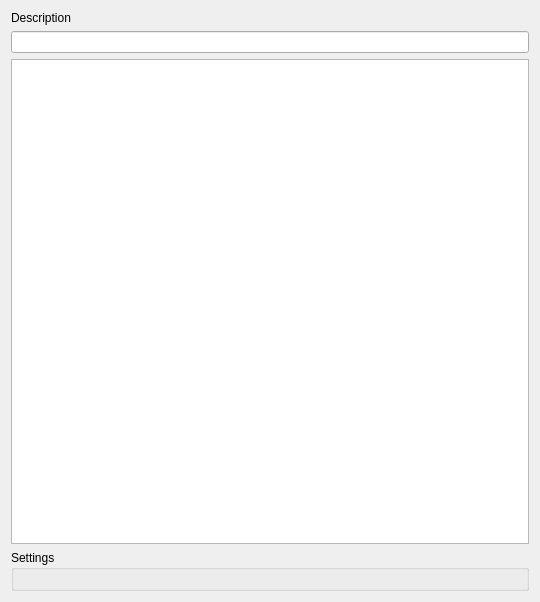
autokey/autokey, file uic/phrasepage.ui: the form before one commit.
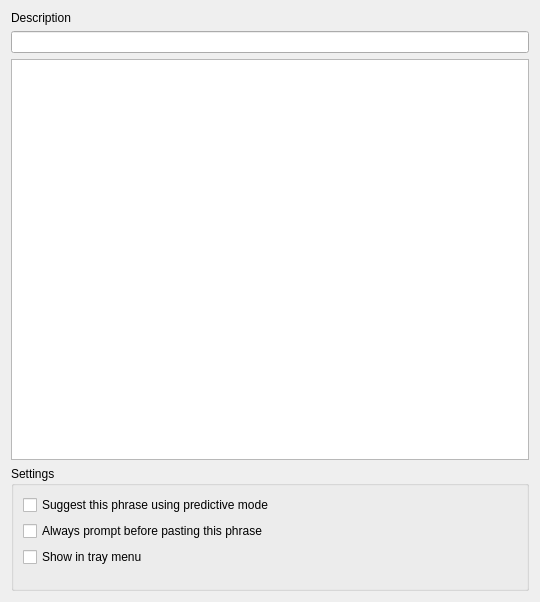
The form after the commit. Custom widgets are drawn as their Qt base class.

The edit to the form file:
```diff
--- a/uic/phrasepage.ui
+++ b/uic/phrasepage.ui
@@ -25,7 +25,17 @@
     <widget class="KLineEdit" name="descriptionLineEdit"/>
    </item>
    <item>
-    <widget class="KTextEdit" name="phraseText"/>
+    <widget class="KTextEdit" name="phraseText">
+     <property name="tabChangesFocus">
+      <bool>true</bool>
+     </property>
+     <property name="lineWrapMode">
+      <enum>QTextEdit::NoWrap</enum>
+     </property>
+     <property name="acceptRichText">
+      <bool>false</bool>
+     </property>
+    </widget>
    </item>
    <item>
     <widget class="QGroupBox" name="settingsGroupBox">
@@ -34,7 +44,31 @@
      </property>
      <layout class="QVBoxLayout" name="verticalLayout">
       <item>
-       <widget class="SettingsWidget" name="widget" native="true"/>
+       <widget class="QCheckBox" name="predictCheckbox">
+        <property name="text">
+         <string>Suggest this phrase using predictive mode</string>
+        </property>
+       </widget>
+      </item>
+      <item>
+       <widget class="QCheckBox" name="promptCheckbox">
+        <property name="text">
+         <string>Always prompt before pasting this phrase</string>
+        </property>
+       </widget>
+      </item>
+      <item>
+       <widget class="QCheckBox" name="showInTrayCheckbox">
+        <property name="text">
+         <string>Show in tray menu</string>
+        </property>
+       </widget>
+      </item>
+      <item>
+       <widget class="KSeparator" name="kseparator"/>
+      </item>
+      <item>
+       <widget class="SettingsWidget" name="settingsWidget" native="true"/>
       </item>
      </layout>
     </widget>
@@ -47,6 +81,11 @@
    <extends>QLineEdit</extends>
    <header>klineedit.h</header>
   </customwidget>
+  <customwidget>
+   <class>KSeparator</class>
+   <extends>QFrame</extends>
+   <header>kseparator.h</header>
+  </customwidget>
   <customwidget>
    <class>KTextEdit</class>
    <extends>QTextEdit</extends>
```
Left out of the diff: 2 changed lines with no effect on the pictures.
